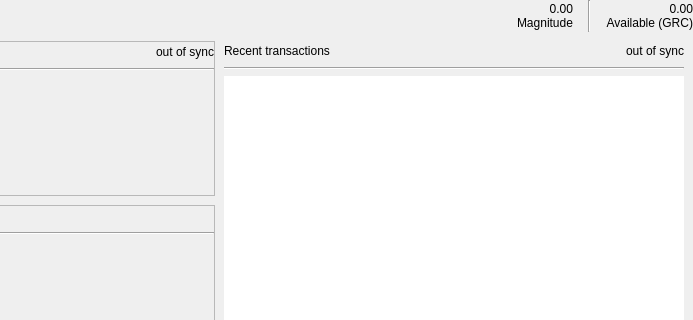
Qt form src/qt/forms/overviewpage.ui (gridcoin-community/Gridcoin-Research) before a commit; both pictures show x 255 to 948 and y 0 to 320 of the 948 by 635 pixel window.
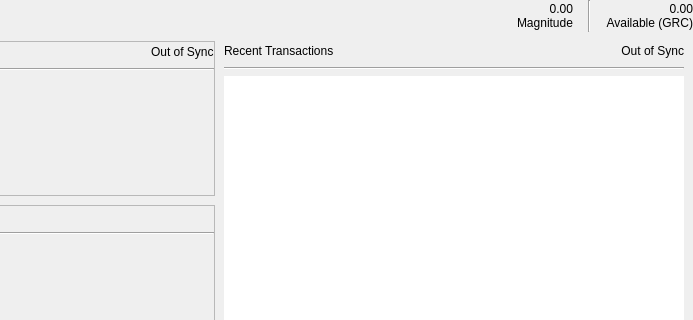
The same form after that commit. Custom widgets are drawn as their Qt base class.

The edit to the form file:
```diff
--- a/src/qt/forms/overviewpage.ui
+++ b/src/qt/forms/overviewpage.ui
@@ -346,7 +346,7 @@
                    <string>The displayed information may be out of date. Your wallet automatically synchronizes with the Gridcoin network after a connection is established, but this process has not completed yet.</string>
                   </property>
                   <property name="text">
-                   <string notr="true">out of sync</string>
+                   <string notr="true">Out of Sync</string>
                   </property>
                   <property name="alignment">
                    <set>Qt::AlignLeading|Qt::AlignLeft|Qt::AlignVCenter</set>
@@ -966,7 +966,7 @@
                 </size>
                </property>
                <property name="text">
-                <string>Recent transactions</string>
+                <string>Recent Transactions</string>
                </property>
               </widget>
              </item>
@@ -1004,7 +1004,7 @@
                 <string>The displayed information may be out of date. Your wallet automatically synchronizes with the Gridcoin network after a connection is established, but this process has not completed yet.</string>
                </property>
                <property name="text">
-                <string notr="true">out of sync</string>
+                <string notr="true">Out of Sync</string>
                </property>
                <property name="alignment">
                 <set>Qt::AlignRight|Qt::AlignTrailing|Qt::AlignVCenter</set>
```
